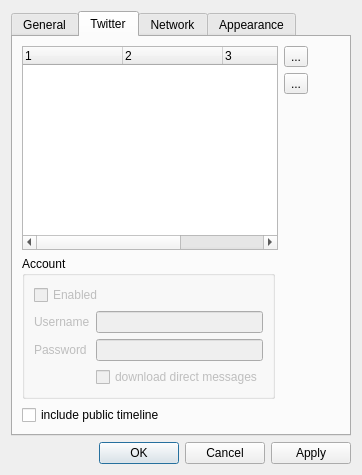
ayoy/qtwitter, file qtwitter-app/ui/settings.ui: the form before one commit.
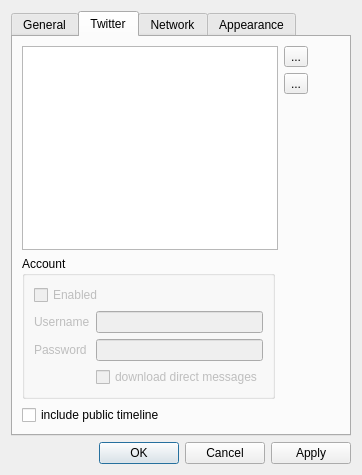
The form after the commit. The open tabs and pages were chosen to show the change. Icons and pictures are not drawn.

Commit message: Twitter account manager created. Its primitive interface with main window implemented. Added a Qtwitter class, deriving from MainWindow, for wrapping everything up and making main.cpp significantly shorter. Some long constructors shortened and made more readable by creating methods like createMenu(), createConnections(), etc.

Patch:
```diff
--- a/qtwitter-app/ui/settings.ui
+++ b/qtwitter-app/ui/settings.ui
@@ -175,10 +175,13 @@
        <string>Twitter</string>
       </attribute>
       <layout class="QFormLayout" name="formLayout">
+       <property name="fieldGrowthPolicy">
+        <enum>QFormLayout::FieldsStayAtSizeHint</enum>
+       </property>
        <item row="0" column="0">
         <layout class="QHBoxLayout" name="horizontalLayout_3">
          <item>
-          <widget class="QTreeWidget" name="usersView">
+          <widget class="QTreeView" name="usersView">
            <property name="horizontalScrollBarPolicy">
             <enum>Qt::ScrollBarAsNeeded</enum>
            </property>
@@ -200,29 +203,6 @@
            <property name="expandsOnDoubleClick">
             <bool>false</bool>
            </property>
-           <property name="columnCount">
-            <number>4</number>
-           </property>
-           <column>
-            <property name="text">
-             <string notr="true">1</string>
-            </property>
-           </column>
-           <column>
-            <property name="text">
-             <string notr="true">2</string>
-            </property>
-           </column>
-           <column>
-            <property name="text">
-             <string notr="true">3</string>
-            </property>
-           </column>
-           <column>
-            <property name="text">
-             <string notr="true">4</string>
-            </property>
-           </column>
           </widget>
          </item>
          <item>
```
Left out of the diff: 18 changed lines with no effect on the pictures. The commit also changes 18 other files.
